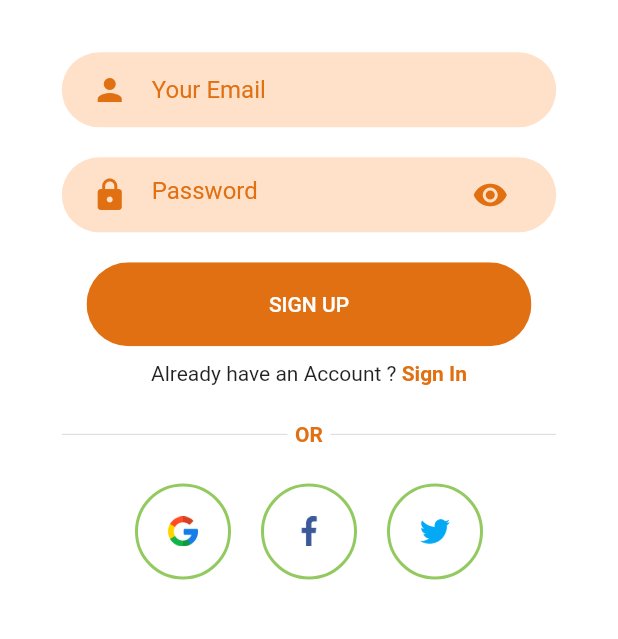
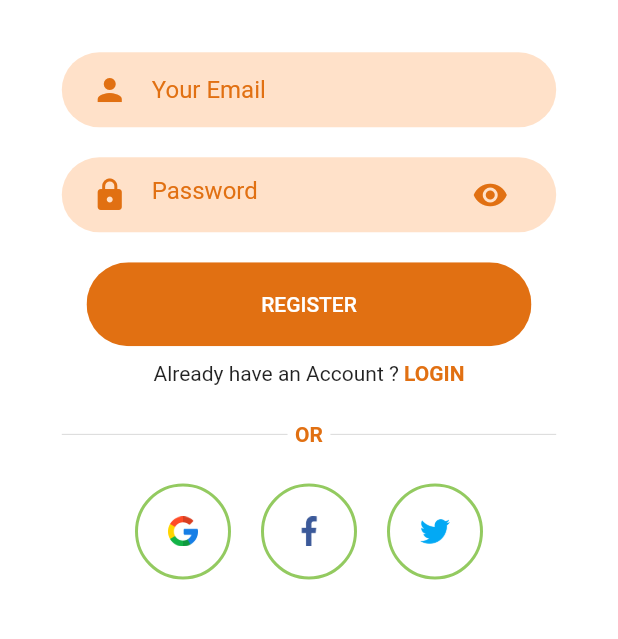
Before and after one commit to Faradifa/cook-recipe, a Flutter app: the SignupScreen screen opened directly, on a phone screen of 412 x 824 dp, the part 596-1235 px from its top. Run offline on Flutter 3.47's test engine with Material 2 defaults, Android fonts, the phone set to English and light mode, and no system bars.

Commit message:
REGISTER

```diff
--- a/lib/Screens/Signup/components/body.dart
+++ b/lib/Screens/Signup/components/body.dart
@@ -41,7 +41,7 @@ class Body extends StatelessWidget {
               onChanged: (value) {},
             ),
             RoundedButton(
-              text: "SIGN UP",
+              text: "REGISTER",
               press: () {
               },
             ),
--- a/lib/Screens/Welcome/components/body.dart
+++ b/lib/Screens/Welcome/components/body.dart
@@ -45,7 +45,7 @@ class Body extends StatelessWidget {
               },
             ),
             RoundedButton(
-              text: "SIGN UP",
+              text: "REGISTER",
               color: kPrimaryColor,
               press: () {
                 Navigator.push(
--- a/lib/components/already_have_an_account_check.dart
+++ b/lib/components/already_have_an_account_check.dart
@@ -24,7 +24,7 @@ class AlreadyHaveAnAccontCheck extends StatelessWidget {
             press();
           },
           child: Text(
-            login ? "Sign Up" : "Sign In",
+            login ? "REGISTER" : "LOGIN",
             style: TextStyle(
               color: kPrimaryColor,
               fontWeight: FontWeight.bold,
```
